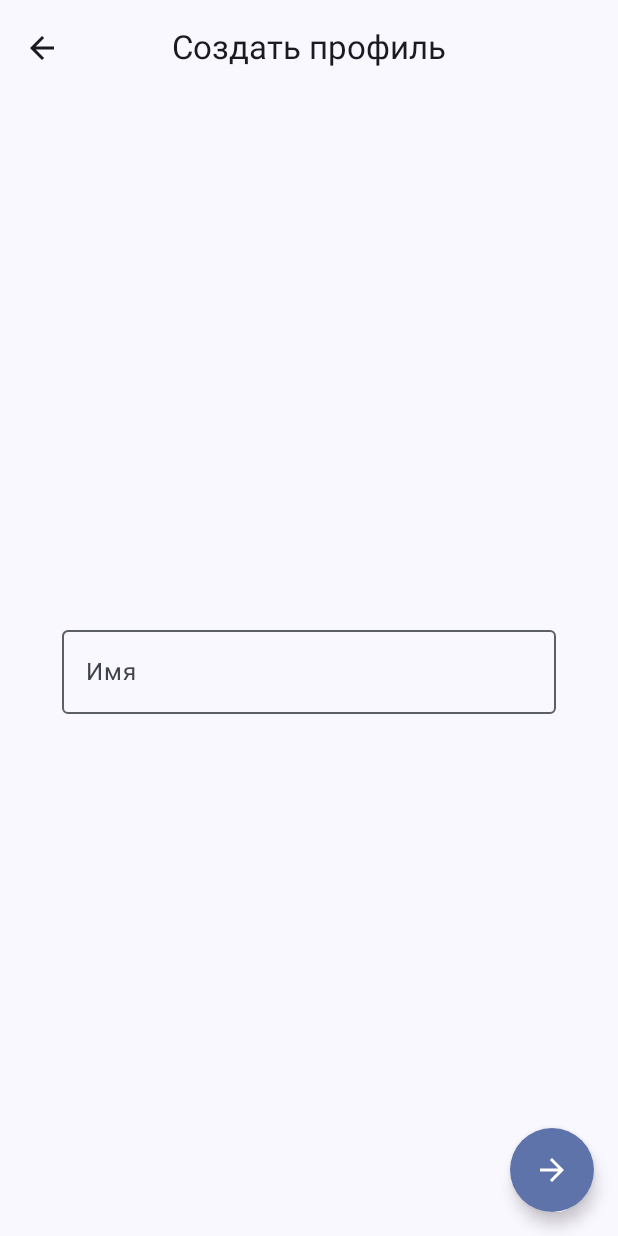
After one commit to melquiades2077/Shabasher, an Android app built with Jetpack Compose: the NamePage screen opened through its navigation route, on a phone screen of 412 x 824 dp. The commit adds this screen. Run offline under Robolectric (Android 15) with nearby library versions, the phone set to English and light mode, and no system bars.

Commit message:
Add name page and theming

```diff
--- a/app/src/main/java/com/example/shabasher/MainActivity.kt
+++ b/app/src/main/java/com/example/shabasher/MainActivity.kt
@@ -30,9 +30,12 @@ import androidx.navigation.compose.composable
 import com.example.shabasher.Model.Routes
 import com.example.shabasher.Model.ScreenConfig
 import com.example.shabasher.ViewModels.LoginViewModel
+import com.example.shabasher.ViewModels.NameViewModel
 import com.example.shabasher.ViewModels.RegisterViewModel
+import com.example.shabasher.ViewModels.ThemeViewModel
 import com.example.shabasher.Views.LoginPage
 import com.example.shabasher.Views.MainPage
+import com.example.shabasher.Views.NamePage
 import com.example.shabasher.Views.RegisterPage
 import com.example.shabasher.Views.WelcomePage
 
@@ -41,11 +44,13 @@ class MainActivity : ComponentActivity() {
     override fun onCreate(savedInstanceState: Bundle?) {
         super.onCreate(savedInstanceState)
         enableEdgeToEdge()
+
         setContent {
-            ShabasherTheme {
-                val navController = rememberNavController()
-                val screenConfig = remember { mutableStateOf(ScreenConfig()) }
+            val themeViewModel: ThemeViewModel = viewModel()
+            val navController = rememberNavController()
+            val screenConfig = remember { mutableStateOf(ScreenConfig()) }
 
+            ShabasherTheme(darkTheme = themeViewModel.isDarkTheme.value) {
 
                 Scaffold(
                     modifier = Modifier.fillMaxSize(),
@@ -63,13 +68,17 @@ class MainActivity : ComponentActivity() {
                                     ) {
                                         Icon(Icons.Default.ArrowBack, contentDescription = "Назад")
                                     }
+
                                 }
                             )
                         }
                     },
                     floatingActionButton = {
                         if (screenConfig.value.showFab) {
-                            FloatingActionButton(onClick = { screenConfig.value.fabAction?.invoke() }, shape = CircleShape) {
+                            FloatingActionButton(
+                                onClick = { screenConfig.value.fabAction?.invoke() },
+                                shape = CircleShape
+                            ) {
                                 Icon(Icons.Default.ArrowForward, contentDescription = "FAB")
                             }
                         }
@@ -80,25 +89,40 @@ class MainActivity : ComponentActivity() {
                         startDestination = Routes.WELCOME,
                         modifier = Modifier.padding(innerPadding)
                     ) {
+
                         composable(Routes.WELCOME) {
                             screenConfig.value = ScreenConfig(
                                 title = "",
                                 showTopBar = false,
                                 showBottomBar = false,
-                                showFab = false,
-                                fabAction = { }
+                                showFab = false
                             )
                             WelcomePage(navController)
-
                         }
 
                         composable(Routes.REGISTER) {
                             val vm: RegisterViewModel = viewModel()
-
                             screenConfig.value = ScreenConfig(
                                 title = "Регистрация",
                                 showTopBar = true,
-                                showBottomBar = false,
+                                showFab = true,
+                                fabAction = {
+                                    if (vm.validate()) navController.navigate(Routes.NAME)
+                                }
+                            )
+
+                            RegisterPage(
+                                navController = navController,
+                                onRegisterSuccess = { navController.navigate(Routes.NAME) },
+                                viewModel = vm
+                            )
+                        }
+
+                        composable(Routes.LOGIN) {
+                            val vm: LoginViewModel = viewModel()
+                            screenConfig.value = ScreenConfig(
+                                title = "Вход",
+                                showTopBar = true,
                                 showFab = true,
                                 fabAction = {
                                     if (vm.validate()) {
@@ -108,32 +132,7 @@ class MainActivity : ComponentActivity() {
                                     }
                                 }
                             )
-                            RegisterPage(
-                                navController = navController,
-                                onRegisterSuccess = {
-                                    navController.navigate(Routes.MAIN) {
-                                        popUpTo(0) { inclusive = true }
-                                    }
-                                },
-                                viewModel = vm)
-                        }
 
-                        composable(Routes.LOGIN) {
-                            val vm: LoginViewModel = viewModel()
-
-                            screenConfig.value = ScreenConfig(
-                                title = "Вход",
-                                showTopBar = true,
-                                showBottomBar = false,
-                                showFab = true,
-                                fabAction = {
-                                    if (vm.validate()) {
-                                        navController.navigate(Routes.MAIN) {
-                                            popUpTo(0) {inclusive = true}
-                                        }
-                                    }
-                                }
-                            )
                             LoginPage(
                                 navController = navController,
                                 onLoginSuccess = {
@@ -141,18 +140,44 @@ class MainActivity : ComponentActivity() {
                                         popUpTo(0) { inclusive = true }
                                     }
                                 },
-                                viewModel = vm)
+                                viewModel = vm
+                            )
                         }
 
                         composable(Routes.MAIN) {
+
                             screenConfig.value = ScreenConfig(
-                                title = "Главная страница",
+                                title = "Главная",
                                 showTopBar = false,
-                                showBottomBar = false,
-                                showFab = false,
-                                fabAction = { }
+                                showFab = false
                             )
-                            MainPage(navController)
+                            MainPage(navController, themeViewModel)
+                        }
+
+                        composable(Routes.NAME) {
+                            val vm: NameViewModel = viewModel()
+                            screenConfig.value = ScreenConfig(
+                                title = "Создать профиль",
+                                showTopBar = true,
+                                showFab = true,
+                                fabAction = {
+                                    if (vm.validate()) {
+                                        navController.navigate(Routes.MAIN) {
+                                            popUpTo(0) { inclusive = true }
+                                        }
+                                    }
+                                }
+                            )
+
+                            NamePage(
+                                navController = navController,
+                                onNameSuccess = {
+                                    navController.navigate(Routes.MAIN) {
+                                        popUpTo(0) { inclusive = true }
+                                    }
+                                },
+                                viewModel = vm
+                            )
                         }
                     }
                 }
--- a/app/src/main/java/com/example/shabasher/Mock/MockDB.kt
+++ b/app/src/main/java/com/example/shabasher/Mock/MockDB.kt
@@ -1,3 +1,4 @@
 package com.example.shabasher.Mock
 
-var MockUsers = listOf<MockUser>(MockUser("vitaliy@bk.ru", "123"), MockUser("maxim@mail.ru", "12345"))
+var MockUsers = listOf<MockUser>(MockUser("vitaliy@bk.ru", "123"),
+                                    MockUser("maxim@mail.ru", "12345"))
--- a/app/src/main/java/com/example/shabasher/Model/Routes.kt
+++ b/app/src/main/java/com/example/shabasher/Model/Routes.kt
@@ -5,4 +5,5 @@ object Routes {
     const val LOGIN = "login"
     const val REGISTER = "register"
     const val MAIN = "main"
+    const val NAME = "name"
 }
--- /dev/null
+++ b/app/src/main/java/com/example/shabasher/ViewModels/NameViewModel.kt
@@ -0,0 +1,21 @@
+package com.example.shabasher.ViewModels
+
+import androidx.compose.runtime.mutableStateOf
+import androidx.lifecycle.ViewModel
+import com.example.shabasher.Mock.MockUsers
+
+class NameViewModel: ViewModel() {
+    var name = mutableStateOf("")
+    var error = mutableStateOf<String?>(null)
+
+    fun validate(): Boolean {
+        if (name.value.isBlank()) {
+            error.value = "Введите имя"
+            return false
+        }
+
+
+        error.value = null
+        return true
+    }
+}
--- /dev/null
+++ b/app/src/main/java/com/example/shabasher/ViewModels/ThemeViewModel.kt
@@ -0,0 +1,15 @@
+package com.example.shabasher.ViewModels
+
+import androidx.lifecycle.ViewModel
+import androidx.compose.runtime.mutableStateOf
+import androidx.compose.runtime.State
+
+class ThemeViewModel : ViewModel() {
+
+    private val _isDarkTheme = mutableStateOf(false)
+    val isDarkTheme: State<Boolean> = _isDarkTheme
+
+    fun toggleTheme() {
+        _isDarkTheme.value = !_isDarkTheme.value
+    }
+}
--- /dev/null
+++ b/app/src/main/java/com/example/shabasher/Views/NamePage.kt
@@ -0,0 +1,68 @@
+package com.example.shabasher.Views
+
+import androidx.compose.foundation.layout.Arrangement
+import androidx.compose.foundation.layout.Box
+import androidx.compose.foundation.layout.Column
+import androidx.compose.foundation.layout.fillMaxSize
+import androidx.compose.material3.ExperimentalMaterial3Api
+import androidx.compose.material3.Text
+import androidx.compose.runtime.Composable
+import androidx.compose.runtime.LaunchedEffect
+import androidx.compose.runtime.getValue
+import androidx.compose.runtime.mutableStateOf
+import androidx.compose.runtime.remember
+import androidx.compose.runtime.setValue
+import androidx.compose.ui.Alignment
+import androidx.compose.ui.Modifier
+import androidx.compose.ui.text.input.KeyboardType
+import androidx.compose.ui.tooling.preview.Preview
+import androidx.compose.ui.unit.dp
+import androidx.lifecycle.viewmodel.compose.viewModel
+import androidx.navigation.NavController
+import com.example.shabasher.ViewModels.LoginViewModel
+import com.example.shabasher.ViewModels.RegisterViewModel
+import com.example.shabasher.ViewModels.NameViewModel
+
+@OptIn(ExperimentalMaterial3Api::class)
+@Composable
+fun NamePage(
+    navController: NavController,
+    onNameSuccess: () -> Unit,
+    viewModel: NameViewModel = viewModel()) {
+    Box(
+        modifier = Modifier
+            .fillMaxSize()
+    ) {
+        Column(
+            modifier = Modifier
+                .align(Alignment.Center)
+        ) {
+            Column(
+                horizontalAlignment = Alignment.CenterHorizontally,
+                verticalArrangement = Arrangement.spacedBy(24.dp)
+            ) {
+                InputField(
+                    label = "Имя",
+                    value = viewModel.name.value,
+                    onValueChange = { viewModel.name.value = it },
+                    keyboardType = KeyboardType.Email
+                )
+
+                viewModel.error.value?.let { error ->
+                    Text(error)
+                }
+            }
+        }
+        // пробрасываем callback наверх
+        LaunchedEffect(viewModel.name.value) {
+            // ничего — просто пример, что можно подписывать события
+        }
+    }
+
+}
+
+@Preview
+@Composable
+fun NamePagePreview() {
+    //LoginPage()
+}
```
Also changed, not shown: app/src/main/java/com/example/shabasher/Views/MainPage.kt (+8 -5 lines), app/src/main/java/com/example/shabasher/ui/theme/Color.kt (+14 -6 lines), app/src/main/java/com/example/shabasher/ui/theme/Theme.kt (+28 -16 lines).
